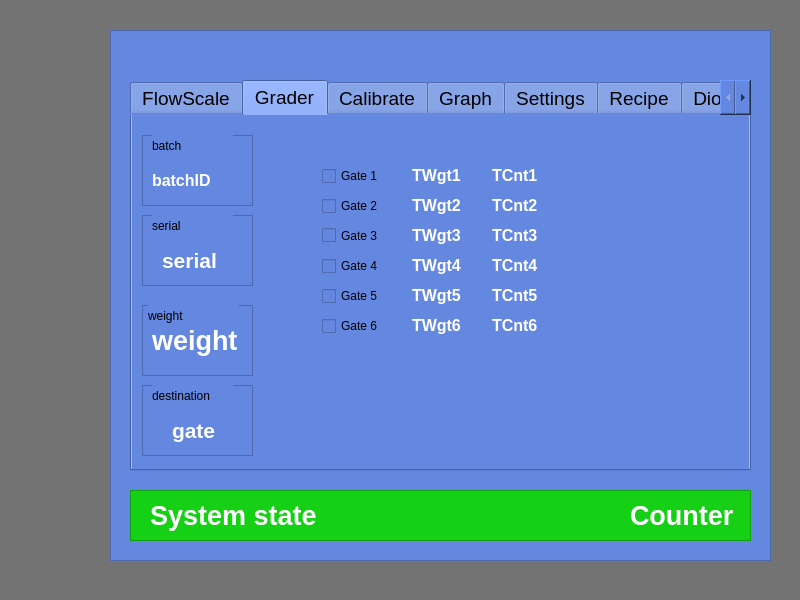
First picture: the form in flowscale/forms/mainwindow.ui, repository sigurgeirg/sandbox, before the edit.
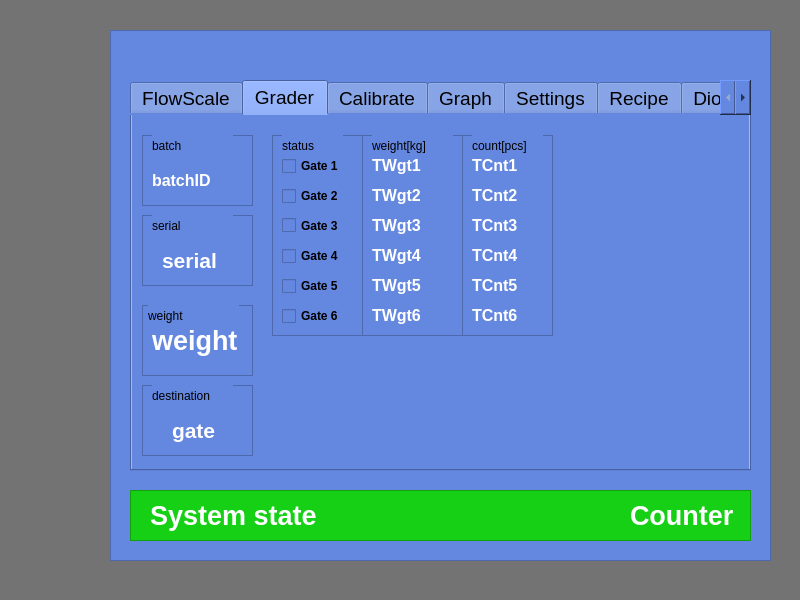
Second picture: the form after the edit. The open tabs and pages were chosen to show the change. Custom widgets are drawn as their Qt base class.

Commit message: Looks fine, next up enable/disable gates when full or when button pressed, if one gate full, product is diverted to next available gate within weight-range, if none available, then product of course passes the end as expected.

```diff
--- a/flowscale/forms/mainwindow.ui
+++ b/flowscale/forms/mainwindow.ui
@@ -1404,11 +1404,175 @@
         </property>
        </widget>
       </widget>
+      <widget class="QFrame" name="batchFrame_3">
+       <property name="geometry">
+        <rect>
+         <x>140</x>
+         <y>20</y>
+         <width>91</width>
+         <height>201</height>
+        </rect>
+       </property>
+       <property name="styleSheet">
+        <string notr="true"/>
+       </property>
+       <property name="frameShape">
+        <enum>QFrame::StyledPanel</enum>
+       </property>
+       <property name="frameShadow">
+        <enum>QFrame::Raised</enum>
+       </property>
+       <widget class="QCheckBox" name="cbxGate1">
+        <property name="geometry">
+         <rect>
+          <x>10</x>
+          <y>20</y>
+          <width>71</width>
+          <height>22</height>
+         </rect>
+        </property>
+        <property name="font">
+         <font>
+          <weight>75</weight>
+          <bold>true</bold>
+         </font>
+        </property>
+        <property name="text">
+         <string>Gate 1</string>
+        </property>
+       </widget>
+       <widget class="QCheckBox" name="cbxGate2">
+        <property name="geometry">
+         <rect>
+          <x>10</x>
+          <y>50</y>
+          <width>71</width>
+          <height>22</height>
+         </rect>
+        </property>
+        <property name="font">
+         <font>
+          <weight>75</weight>
+          <bold>true</bold>
+         </font>
+        </property>
+        <property name="text">
+         <string>Gate 2</string>
+        </property>
+       </widget>
+       <widget class="QCheckBox" name="cbxGate3">
+        <property name="geometry">
+         <rect>
+          <x>10</x>
+          <y>80</y>
+          <width>71</width>
+          <height>21</height>
+         </rect>
+        </property>
+        <property name="font">
+         <font>
+          <weight>75</weight>
+          <bold>true</bold>
+         </font>
+        </property>
+        <property name="text">
+         <string>Gate 3</string>
+        </property>
+       </widget>
+       <widget class="QCheckBox" name="cbxGate4">
+        <property name="geometry">
+         <rect>
+          <x>10</x>
+          <y>110</y>
+          <width>71</width>
+          <height>22</height>
+         </rect>
+        </property>
+        <property name="font">
+         <font>
+          <weight>75</weight>
+          <bold>true</bold>
+         </font>
+        </property>
+        <property name="text">
+         <string>Gate 4</string>
+        </property>
+       </widget>
+       <widget class="QCheckBox" name="cbxGate5">
+        <property name="geometry">
+         <rect>
+          <x>10</x>
+          <y>140</y>
+          <width>71</width>
+          <height>22</height>
+         </rect>
+        </property>
+        <property name="font">
+         <font>
+          <weight>75</weight>
+          <bold>true</bold>
+         </font>
+        </property>
+        <property name="text">
+         <string>Gate 5</string>
+        </property>
+       </widget>
+       <widget class="QCheckBox" name="cbxGate6">
+        <property name="geometry">
+         <rect>
+          <x>10</x>
+          <y>170</y>
+          <width>71</width>
+          <height>22</height>
+         </rect>
+        </property>
+        <property name="font">
+         <font>
+          <weight>75</weight>
+          <bold>true</bold>
+         </font>
+        </property>
+        <property name="text">
+         <string>Gate 6</string>
+        </property>
+       </widget>
+       <widget class="QLabel" name="lblBatch_3">
+        <property name="geometry">
+         <rect>
+          <x>10</x>
+          <y>0</y>
+          <width>61</width>
+          <height>21</height>
+         </rect>
+        </property>
+        <property name="text">
+         <string>status</string>
+        </property>
+       </widget>
+      </widget>
+      <widget class="QFrame" name="batchFrame_4">
+       <property name="geometry">
+        <rect>
+         <x>230</x>
+         <y>20</y>
+         <width>101</width>
+         <height>201</height>
+        </rect>
+       </property>
+       <property name="styleSheet">
+        <string notr="true"/>
+       </property>
+       <property name="frameShape">
+        <enum>QFrame::StyledPanel</enum>
+       </property>
+       <property name="frameShadow">
+        <enum>QFrame::Raised</enum>
+       </property>
       <widget class="QLabel" name="lblTWgt1">
        <property name="geometry">
         <rect>
-         <x>280</x>
-         <y>50</y>
+          <x>10</x>
+          <y>20</y>
          <width>61</width>
          <height>21</height>
         </rect>
@@ -1430,8 +1594,8 @@
       <widget class="QLabel" name="lblTWgt2">
        <property name="geometry">
         <rect>
-         <x>280</x>
-         <y>80</y>
+          <x>10</x>
+          <y>50</y>
          <width>61</width>
          <height>21</height>
         </rect>
@@ -1453,8 +1617,8 @@
       <widget class="QLabel" name="lblTWgt3">
        <property name="geometry">
         <rect>
-         <x>280</x>
-         <y>110</y>
+          <x>10</x>
+          <y>80</y>
          <width>61</width>
          <height>21</height>
         </rect>
@@ -1476,8 +1640,8 @@
       <widget class="QLabel" name="lblTWgt4">
        <property name="geometry">
         <rect>
-         <x>280</x>
-         <y>140</y>
+          <x>10</x>
+          <y>110</y>
          <width>61</width>
          <height>21</height>
         </rect>
@@ -1499,8 +1663,8 @@
       <widget class="QLabel" name="lblTWgt5">
        <property name="geometry">
         <rect>
-         <x>280</x>
-         <y>170</y>
+          <x>10</x>
+          <y>140</y>
          <width>61</width>
          <height>21</height>
         </rect>
@@ -1522,8 +1686,8 @@
       <widget class="QLabel" name="lblTWgt6">
        <property name="geometry">
         <rect>
-         <x>280</x>
-         <y>200</y>
+          <x>10</x>
+          <y>170</y>
          <width>61</width>
          <height>21</height>
         </rect>
@@ -1542,12 +1706,44 @@
         <string>TWgt6</string>
        </property>
       </widget>
+       <widget class="QLabel" name="lblBatch_4">
+        <property name="geometry">
+         <rect>
+          <x>10</x>
+          <y>0</y>
+          <width>81</width>
+          <height>21</height>
+         </rect>
+        </property>
+        <property name="text">
+         <string>weight[kg]</string>
+        </property>
+       </widget>
+      </widget>
+      <widget class="QFrame" name="batchFrame_5">
+       <property name="geometry">
+        <rect>
+         <x>330</x>
+         <y>20</y>
+         <width>91</width>
+         <height>201</height>
+        </rect>
+       </property>
+       <property name="styleSheet">
+        <string notr="true"/>
+       </property>
+       <property name="frameShape">
+        <enum>QFrame::StyledPanel</enum>
+       </property>
+       <property name="frameShadow">
+        <enum>QFrame::Raised</enum>
+       </property>
       <widget class="QLabel" name="lblTCnt1">
        <property name="geometry">
         <rect>
-         <x>360</x>
-         <y>50</y>
-         <width>61</width>
+          <x>10</x>
+          <y>20</y>
+          <width>51</width>
          <height>21</height>
         </rect>
        </property>
@@ -1568,9 +1764,9 @@
       <widget class="QLabel" name="lblTCnt2">
        <property name="geometry">
         <rect>
-         <x>360</x>
-         <y>80</y>
-         <width>61</width>
+          <x>10</x>
+          <y>50</y>
+          <width>51</width>
          <height>21</height>
         </rect>
        </property>
@@ -1591,9 +1787,9 @@
       <widget class="QLabel" name="lblTCnt3">
        <property name="geometry">
         <rect>
-         <x>360</x>
-         <y>110</y>
-         <width>61</width>
+          <x>10</x>
+          <y>80</y>
+          <width>51</width>
          <height>21</height>
         </rect>
        </property>
@@ -1614,9 +1810,9 @@
       <widget class="QLabel" name="lblTCnt4">
        <property name="geometry">
         <rect>
-         <x>360</x>
-         <y>140</y>
-         <width>61</width>
+          <x>10</x>
+          <y>110</y>
+          <width>51</width>
          <height>21</height>
         </rect>
        </property>
@@ -1637,9 +1833,9 @@
       <widget class="QLabel" name="lblTCnt5">
        <property name="geometry">
         <rect>
-         <x>360</x>
-         <y>170</y>
-         <width>61</width>
+          <x>10</x>
+          <y>140</y>
+          <width>51</width>
          <height>21</height>
         </rect>
        </property>
@@ -1660,9 +1856,9 @@
       <widget class="QLabel" name="lblTCnt6">
        <property name="geometry">
         <rect>
-         <x>360</x>
-         <y>200</y>
-         <width>61</width>
+          <x>10</x>
+          <y>170</y>
+          <width>51</width>
          <height>21</height>
         </rect>
        </property>
@@ -1680,83 +1876,19 @@
         <string>TCnt6</string>
        </property>
       </widget>
-      <widget class="QCheckBox" name="cbxGate1">
+       <widget class="QLabel" name="lblBatch_5">
        <property name="geometry">
         <rect>
-         <x>190</x>
-         <y>50</y>
-         <width>71</width>
-         <height>22</height>
-        </rect>
-       </property>
-       <property name="text">
-        <string>Gate 1</string>
-       </property>
-      </widget>
-      <widget class="QCheckBox" name="cbxGate2">
-       <property name="geometry">
-        <rect>
-         <x>190</x>
-         <y>80</y>
-         <width>71</width>
-         <height>22</height>
-        </rect>
-       </property>
-       <property name="text">
-        <string>Gate 2</string>
-       </property>
-      </widget>
-      <widget class="QCheckBox" name="cbxGate3">
-       <property name="geometry">
-        <rect>
-         <x>190</x>
-         <y>110</y>
+          <x>10</x>
+          <y>0</y>
          <width>71</width>
          <height>21</height>
         </rect>
        </property>
        <property name="text">
-        <string>Gate 3</string>
-       </property>
-      </widget>
-      <widget class="QCheckBox" name="cbxGate4">
-       <property name="geometry">
-        <rect>
-         <x>190</x>
-         <y>140</y>
-         <width>71</width>
-         <height>22</height>
-        </rect>
-       </property>
-       <property name="text">
-        <string>Gate 4</string>
-       </property>
-      </widget>
-      <widget class="QCheckBox" name="cbxGate5">
-       <property name="geometry">
-        <rect>
-         <x>190</x>
-         <y>170</y>
-         <width>71</width>
-         <height>22</height>
-        </rect>
-       </property>
-       <property name="text">
-        <string>Gate 5</string>
-       </property>
-      </widget>
-      <widget class="QCheckBox" name="cbxGate6">
-       <property name="geometry">
-        <rect>
-         <x>190</x>
-         <y>200</y>
-         <width>71</width>
-         <height>22</height>
-        </rect>
-       </property>
-       <property name="text">
-        <string>Gate 6</string>
-       </property>
+         <string>count[pcs]</string>
+        </property>
+       </widget>
       </widget>
      </widget>
      <widget class="QWidget" name="tabCalibrate">
```
Left out of the diff: 2 changed lines with no effect on the pictures. Lines whose indentation alone changed are shown as unchanged. The commit also changes 10 other files.
